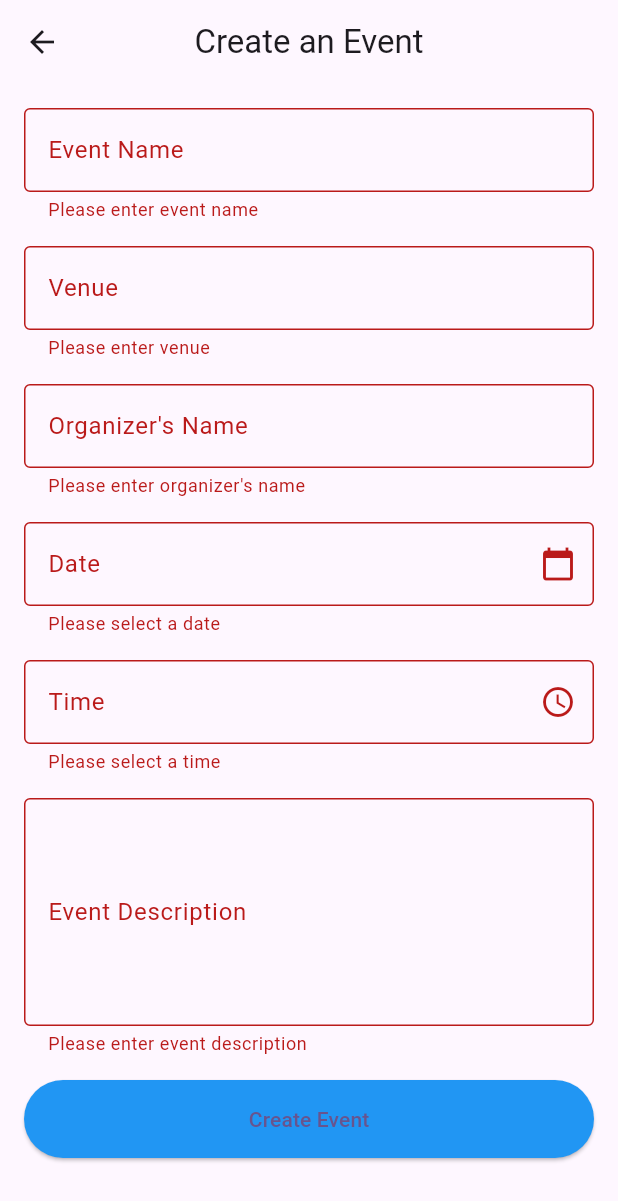
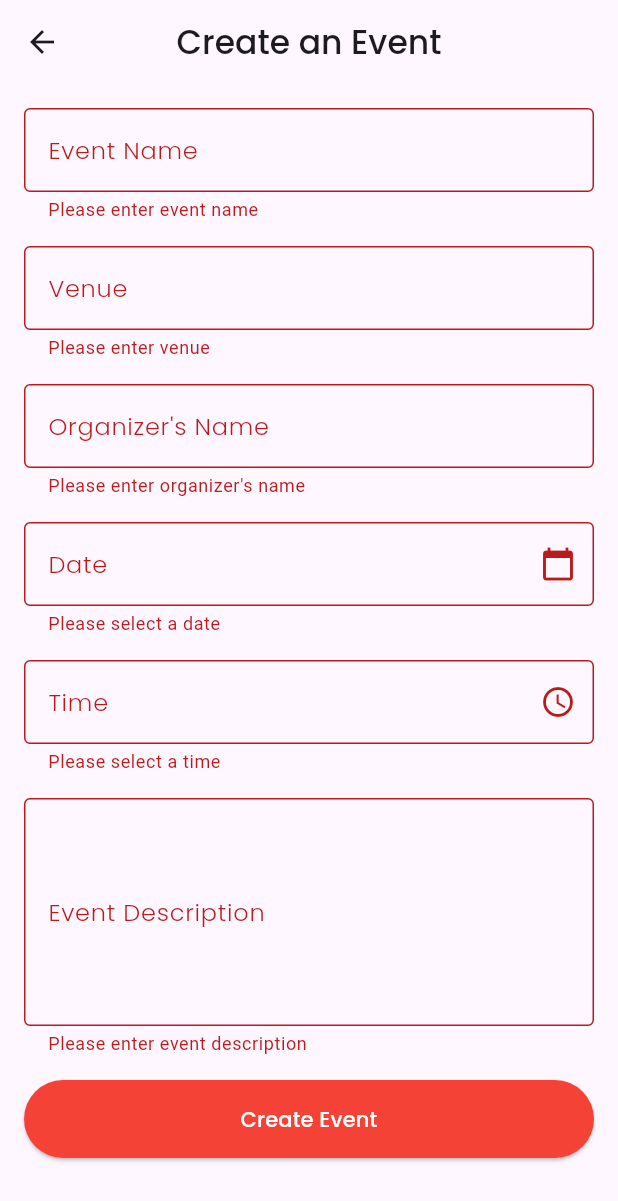
Before and after one commit to Pakhrin007/BloodLife, a Flutter app: the CreateEventScreen screen opened directly, after a tap on "Create Event", on a phone screen of 412 x 824 dp. Shown: the top 1201 px of the screen. Run offline on Flutter 3.47's test engine with Material 3 defaults, Android fonts, the phone set to English and light mode, and no system bars; our stand-ins replace animated_splash_screen, cached_network_image, cloud_firestore, curved_navigation_bar, file_picker, firebase_auth and 7 more; missing offline and left inert: cloudinary_public; accounts and stored records are empty.

Commit message:
Events changes

```diff
--- a/lib/pages/createEvent.dart
+++ b/lib/pages/createEvent.dart
@@ -44,11 +44,11 @@ class _CreateEventScreenState extends State<CreateEventScreen> {
         'date': _dateController.text.trim(),
         'time': _timeController.text.trim(),
         'createdAt': FieldValue.serverTimestamp(),
-        'userId': user!.uid, // Add userId to associate event with the creator
-        'status': 'Upcoming', // Default event status
-        'participants': [],   // Initial empty list of participants
-        'completed': false,   // Default to false, event is not completed
-        'cancelled': false,   // Default to false, event is not cancelled
+        'userId': user!.uid,
+        'status': 'Upcoming',
+        'participants': [],
+        'completed': false,
+        'cancelled': false,
       });
 
       // Clear input fields after successful submission
@@ -81,7 +81,7 @@ class _CreateEventScreenState extends State<CreateEventScreen> {
     DateTime? pickedDate = await showDatePicker(
       context: context,
       initialDate: DateTime.now(),
-      firstDate: DateTime.now(), // Prevent selecting past dates
+      firstDate: DateTime.now(),
       lastDate: DateTime(2101),
     );
     if (pickedDate != null) {
@@ -121,7 +121,10 @@ class _CreateEventScreenState extends State<CreateEventScreen> {
   Widget build(BuildContext context) {
     return Scaffold(
       appBar: AppBar(
-        title: const Text('Create an Event'),
+        title: const Text(
+          'Create an Event',
+          style: TextStyle(fontFamily: "Poppins-Medium"),
+        ),
         centerTitle: true,
       ),
       body: SingleChildScrollView(
@@ -137,6 +140,7 @@ class _CreateEventScreenState extends State<CreateEventScreen> {
                 decoration: const InputDecoration(
                   labelText: 'Event Name',
                   border: OutlineInputBorder(),
+                  labelStyle: TextStyle(fontFamily: "Poppins-Light"),
                 ),
                 validator: (value) {
                   if (value == null || value.isEmpty) {
@@ -153,6 +157,7 @@ class _CreateEventScreenState extends State<CreateEventScreen> {
                 decoration: const InputDecoration(
                   labelText: 'Venue',
                   border: OutlineInputBorder(),
+                  labelStyle: TextStyle(fontFamily: "Poppins-Light"),
                 ),
                 validator: (value) {
                   if (value == null || value.isEmpty) {
@@ -169,6 +174,7 @@ class _CreateEventScreenState extends State<CreateEventScreen> {
                 decoration: const InputDecoration(
                   labelText: 'Organizer\'s Name',
                   border: OutlineInputBorder(),
+                  labelStyle: TextStyle(fontFamily: "Poppins-Light"),
                 ),
                 validator: (value) {
                   if (value == null || value.isEmpty) {
@@ -188,6 +194,7 @@ class _CreateEventScreenState extends State<CreateEventScreen> {
                     decoration: const InputDecoration(
                       labelText: 'Date',
                       border: OutlineInputBorder(),
+                      labelStyle: TextStyle(fontFamily: "Poppins-Light"),
                       suffixIcon: Icon(Icons.calendar_today),
                     ),
                     validator: (value) {
@@ -210,6 +217,7 @@ class _CreateEventScreenState extends State<CreateEventScreen> {
                     decoration: const InputDecoration(
                       labelText: 'Time',
                       border: OutlineInputBorder(),
+                      labelStyle: TextStyle(fontFamily: "Poppins-Light"),
                       suffixIcon: Icon(Icons.access_time),
                     ),
                     validator: (value) {
@@ -230,6 +238,7 @@ class _CreateEventScreenState extends State<CreateEventScreen> {
                 decoration: const InputDecoration(
                   labelText: 'Event Description',
                   border: OutlineInputBorder(),
+                  labelStyle: TextStyle(fontFamily: "Poppins-Light"),
                 ),
                 validator: (value) {
                   if (value == null || value.isEmpty) {
@@ -244,12 +253,15 @@ class _CreateEventScreenState extends State<CreateEventScreen> {
               ElevatedButton(
                 onPressed: _isLoading ? null : _submitEvent,
                 style: ElevatedButton.styleFrom(
-                  backgroundColor: Colors.blue,
+                  backgroundColor: Colors.red,
                   padding: const EdgeInsets.symmetric(vertical: 16),
                 ),
                 child: _isLoading
                     ? const CircularProgressIndicator(color: Colors.white)
-                    : const Text('Create Event'),
+                    : const Text(
+                  'Create Event',
+                  style: TextStyle(fontFamily: "Poppins-Medium", color: Colors.white),
+                ),
               ),
             ],
           ),
```
Also changed, not shown: lib/Dummypages/bloodrequestpages.dart (+21 -12 lines).
